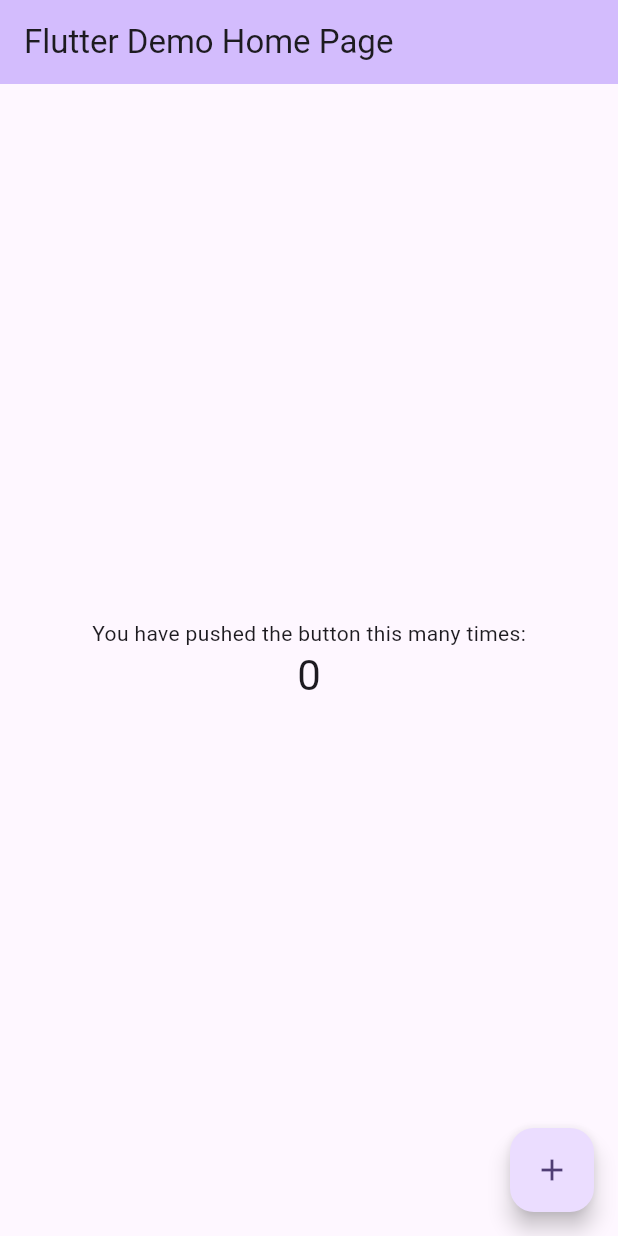
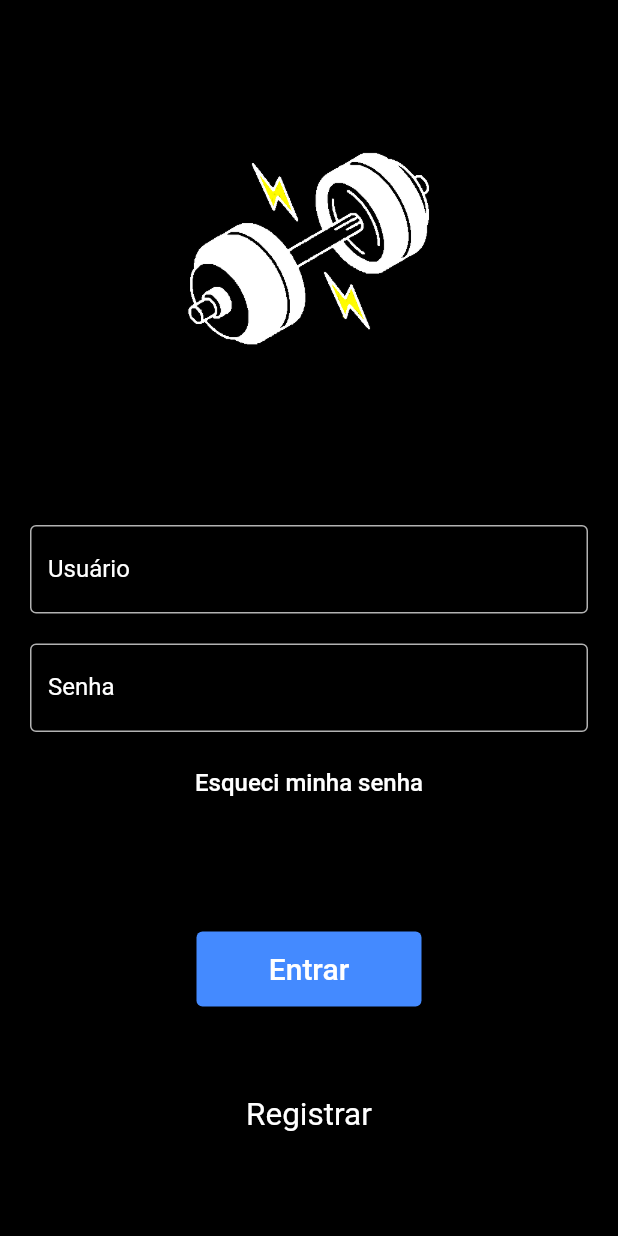
Before and after one commit to luizeduardom/training_sheep_app, a Flutter app: the screen it shows after launch, on a phone screen of 412 x 824 dp. Run offline on Flutter 3.47's test engine with Material 2 defaults, Android fonts, the phone set to English and light mode, and no system bars.

Commit message:
criado tela de login

```diff
--- a/lib/main.dart
+++ b/lib/main.dart
@@ -1,125 +1,122 @@
 import 'package:flutter/material.dart';
 
 void main() {
-  runApp(const MyApp());
+  runApp(const LoginApp());
 }
 
-class MyApp extends StatelessWidget {
-  const MyApp({super.key});
+class LoginApp extends StatelessWidget {
+  const LoginApp({super.key});
 
-  // This widget is the root of your application.
   @override
   Widget build(BuildContext context) {
-    return MaterialApp(
-      title: 'Flutter Demo',
-      theme: ThemeData(
-        // This is the theme of your application.
-        //
-        // TRY THIS: Try running your application with "flutter run". You'll see
-        // the application has a blue toolbar. Then, without quitting the app,
-        // try changing the seedColor in the colorScheme below to Colors.green
-        // and then invoke "hot reload" (save your changes or press the "hot
-        // reload" button in a Flutter-supported IDE, or press "r" if you used
-        // the command line to start the app).
-        //
-        // Notice that the counter didn't reset back to zero; the application
-        // state is not lost during the reload. To reset the state, use hot
-        // restart instead.
-        //
-        // This works for code too, not just values: Most code changes can be
-        // tested with just a hot reload.
-        colorScheme: ColorScheme.fromSeed(seedColor: Colors.deepPurple),
-        useMaterial3: true,
-      ),
-      home: const MyHomePage(title: 'Flutter Demo Home Page'),
+    return const MaterialApp(
+      home: LoginPage(),
+      debugShowCheckedModeBanner: false,
     );
   }
 }
 
-class MyHomePage extends StatefulWidget {
-  const MyHomePage({super.key, required this.title});
-
-  // This widget is the home page of your application. It is stateful, meaning
-  // that it has a State object (defined below) that contains fields that affect
-  // how it looks.
-
-  // This class is the configuration for the state. It holds the values (in this
-  // case the title) provided by the parent (in this case the App widget) and
-  // used by the build method of the State. Fields in a Widget subclass are
-  // always marked "final".
-
-  final String title;
-
-  @override
-  State<MyHomePage> createState() => _MyHomePageState();
-}
-
-class _MyHomePageState extends State<MyHomePage> {
-  int _counter = 0;
-
-  void _incrementCounter() {
-    setState(() {
-      // This call to setState tells the Flutter framework that something has
-      // changed in this State, which causes it to rerun the build method below
-      // so that the display can reflect the updated values. If we changed
-      // _counter without calling setState(), then the build method would not be
-      // called again, and so nothing would appear to happen.
-      _counter++;
-    });
-  }
+class LoginPage extends StatelessWidget {
+  const LoginPage({super.key});
 
   @override
   Widget build(BuildContext context) {
-    // This method is rerun every time setState is called, for instance as done
-    // by the _incrementCounter method above.
-    //
-    // The Flutter framework has been optimized to make rerunning build methods
-    // fast, so that you can just rebuild anything that needs updating rather
-    // than having to individually change instances of widgets.
     return Scaffold(
-      appBar: AppBar(
-        // TRY THIS: Try changing the color here to a specific color (to
-        // Colors.amber, perhaps?) and trigger a hot reload to see the AppBar
-        // change color while the other colors stay the same.
-        backgroundColor: Theme.of(context).colorScheme.inversePrimary,
-        // Here we take the value from the MyHomePage object that was created by
-        // the App.build method, and use it to set our appbar title.
-        title: Text(widget.title),
-      ),
-      body: Center(
-        // Center is a layout widget. It takes a single child and positions it
-        // in the middle of the parent.
+      resizeToAvoidBottomInset: false,
+      body: Container(
+        padding: const EdgeInsets.all(20.0),
+        color: Colors.black, // Fundo preto
+        child: Center(
           child: Column(
-          // Column is also a layout widget. It takes a list of children and
-          // arranges them vertically. By default, it sizes itself to fit its
-          // children horizontally, and tries to be as tall as its parent.
-          //
-          // Column has various properties to control how it sizes itself and
-          // how it positions its children. Here we use mainAxisAlignment to
-          // center the children vertically; the main axis here is the vertical
-          // axis because Columns are vertical (the cross axis would be
-          // horizontal).
-          //
-          // TRY THIS: Invoke "debug painting" (choose the "Toggle Debug Paint"
-          // action in the IDE, or press "p" in the console), to see the
-          // wireframe for each widget.
             mainAxisAlignment: MainAxisAlignment.center,
             children: <Widget>[
-            const Text(
-              'You have pushed the button this many times:',
+              Container(
+                width: 200.0,
+                // Largura desejada para a imagem
+                height: 200.0,
+                margin: const EdgeInsets.only(bottom: 82),
+                // Altura desejada para a imagem
+                child: Image.asset('assets/icon/login.png'),
               ),
-            Text(
-              '$_counter',
-              style: Theme.of(context).textTheme.headlineMedium,
+              const CustomTextField(labelText: 'Usuário'),
+              const SizedBox(height: 20.0),
+              const CustomTextField(labelText: 'Senha', obscureText: true),
+              const SizedBox(height: 10.0),
+              Align(
+                alignment: Alignment.centerRight,
+                child: TextButton(
+                  onPressed: () {
+                    // lógica para a ação "Esqueci minha senha" aqui
+                  },
+                  child: const Row(
+                    mainAxisAlignment: MainAxisAlignment.center,
+                    children: [
+                      InkWell(
+                        child: Text(
+                          'Esqueci minha senha',
+                          style: TextStyle(color: Colors.white, fontSize: 16),
+                        ),
                       ),
                     ],
                   ),
                 ),
-      floatingActionButton: FloatingActionButton(
-        onPressed: _incrementCounter,
-        tooltip: 'Increment',
-        child: const Icon(Icons.add),
-      ), // This trailing comma makes auto-formatting nicer for build methods.
+              ),
+              const SizedBox(height: 75.0),
+              ElevatedButton(
+                  onPressed: () {
+                    // Implemente a lógica para o botão "Entrar" aqui
+                  },
+                  style: ElevatedButton.styleFrom(
+                    backgroundColor: Colors.blueAccent,
+                    minimumSize: const Size(150, 50),
+                  ),
+                  child: const Text(
+                    'Entrar',
+                    style: TextStyle(fontSize: 20),
+                  )),
+              const SizedBox(height: 30.0),
+              Container(
+                margin: const EdgeInsetsDirectional.only(top: 30),
+                child: const InkWell(
+                  child: Text(
+                    'Registrar',
+                    style: TextStyle(
+                      color: Colors.white,
+                      fontSize: 21,
+                    ),
+                  ),
+                ),
+              ),
+            ],
+          ),
+        ),
+      ),
     );
   }
 }
+
+class CustomTextField extends StatelessWidget {
+  final String labelText;
+  final bool obscureText;
+
+  const CustomTextField(
+      {super.key, required this.labelText, this.obscureText = false});
+
+  @override
+  Widget build(BuildContext context) {
+    return TextFormField(
+      obscureText: obscureText,
+      style: const TextStyle(color: Colors.white),
+      decoration: InputDecoration(
+        labelText: labelText,
+        labelStyle: const TextStyle(color: Colors.white),
+        focusedBorder: const OutlineInputBorder(
+          borderSide: BorderSide(color: Colors.white70),
+        ),
+        enabledBorder: const OutlineInputBorder(
+          borderSide: BorderSide(color: Colors.white70),
+        ),
+      ),
+    );
+  }
+}
--- a/pubspec.yaml
+++ b/pubspec.yaml
@@ -66,9 +66,9 @@ flutter:
   uses-material-design: true
 
   # To add assets to your application, add an assets section, like this:
-  # assets:
-  #  - assets/icon/
-  #   - images/a_dot_ham.jpeg
+  assets:
+   - assets/icon/logo_training_sheet.png
+   - assets/icon/login.png
 
   # An image asset can refer to one or more resolution-specific "variants", see
   # https://flutter.dev/assets-and-images/#resolution-aware
```
Also changed, not shown: assets/icon/login.png (added). Lines whose indentation alone changed are shown as unchanged.
